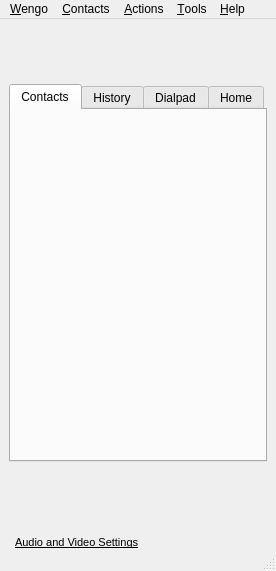
First picture: the form in wengophone/src/presentation/qt/WengoPhoneWindow.ui, repository tkrotoff/WengoPhone, before the edit.
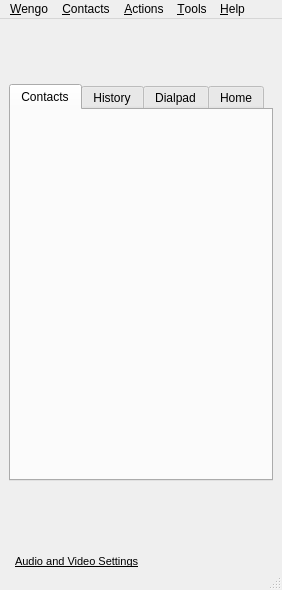
Second picture: the form after the edit. Icons and pictures are not drawn.

Commit message: remove some menu entries

Diff of the .ui file:
```diff
--- a/wengophone/src/presentation/qt/WengoPhoneWindow.ui
+++ b/wengophone/src/presentation/qt/WengoPhoneWindow.ui
@@ -8,8 +8,8 @@
    <rect>
     <x>0</x>
     <y>0</y>
-    <width>255</width>
-    <height>571</height>
+    <width>282</width>
+    <height>590</height>
    </rect>
   </property>
   <property name="windowTitle" >
@@ -365,8 +365,8 @@
     <rect>
      <x>0</x>
      <y>0</y>
-     <width>255</width>
-     <height>21</height>
+     <width>282</width>
+     <height>29</height>
     </rect>
    </property>
    <widget class="QMenu" name="menuHelp" >
@@ -480,9 +480,9 @@
    <property name="geometry" >
     <rect>
      <x>0</x>
-     <y>552</y>
-     <width>255</width>
-     <height>19</height>
+     <y>568</y>
+     <width>282</width>
+     <height>22</height>
     </rect>
    </property>
   </widget>
```
Left out of the diff: 10 changed lines with no effect on the pictures. The commit also changes 1 other file.
